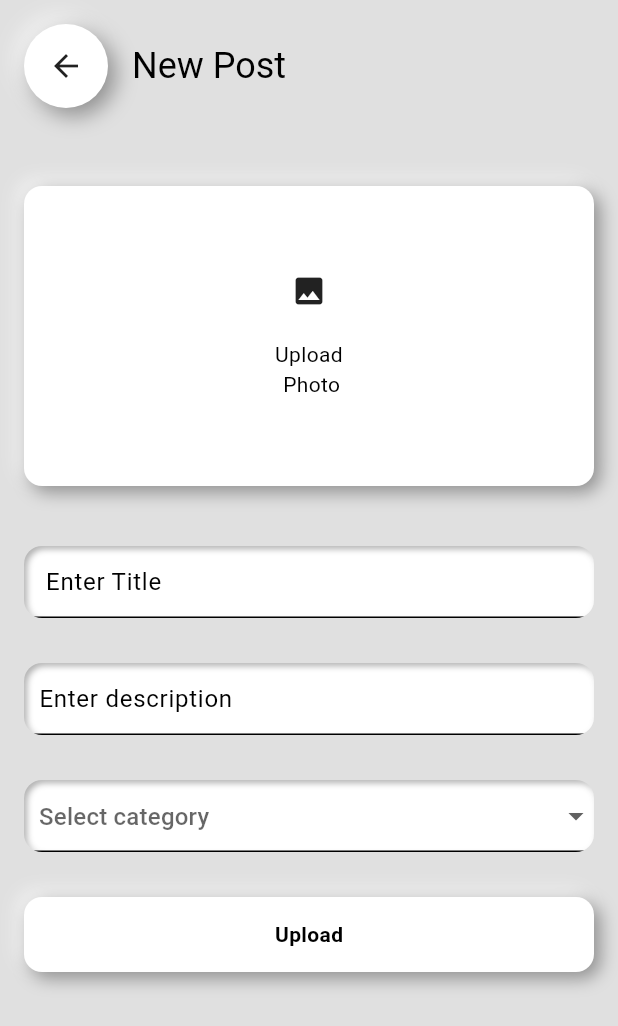
After one commit to Rahulranesh/blog, a Flutter app: the Uploadpostpage screen opened by its route, on a phone screen of 412 x 824 dp. The commit adds this screen. Shown: the top 1026 px of the screen. Run offline on Flutter 3.47's test engine with Material 3 defaults, Android fonts, the phone set to English and light mode, and no system bars; our stand-ins replace flutter_neumorphic_plus.

Commit message:
uploadpostpage

```diff
--- a/blogging/lib/main.dart
+++ b/blogging/lib/main.dart
@@ -1,5 +1,6 @@
 import 'package:blogging/pages/home_page.dart';
 import 'package:blogging/pages/login_page.dart';
+import 'package:blogging/pages/uploadpost_page.dart';
 import 'package:blogging/providers/user_provider.dart';
 import 'package:blogging/themes/theme_provider.dart';
 import 'package:flutter/material.dart';
@@ -44,6 +45,9 @@ class MyApp extends StatelessWidget {
       ),
       home: LoginPage(),
       materialTheme: Provider.of<ThemeProvider>(context).themeData,
+      routes: {
+        '/uploadpostpage': (context) => Uploadpostpage(),
+      },
     );
   }
 }
--- a/blogging/lib/pages/home_page.dart
+++ b/blogging/lib/pages/home_page.dart
@@ -25,6 +25,9 @@ class _HomePageState extends State<HomePage> {
         actions: [
           NeumorphicButton(
             child: Icon(Icons.add),
+            onPressed: () {
+              Navigator.pushNamed(context, '/uploadpostpage');
+            },
           ),
         ],
       ),
--- /dev/null
+++ b/blogging/lib/pages/uploadpost_page.dart
@@ -0,0 +1,108 @@
+import "package:blogging/components/my_button.dart";
+import "package:blogging/components/my_textfield.dart";
+import "package:blogging/pages/register_page.dart";
+import "package:flutter_neumorphic_plus/flutter_neumorphic.dart";
+
+class Uploadpostpage extends StatefulWidget {
+  const Uploadpostpage({super.key});
+
+  @override
+  State<Uploadpostpage> createState() => _UploadpostpageState();
+}
+
+class _UploadpostpageState extends State<Uploadpostpage> {
+  var selectedcategoryid;
+  final TextEditingController titlecontroller = TextEditingController();
+  final TextEditingController descriptioncontroller = TextEditingController();
+
+  @override
+  Widget build(BuildContext context) {
+    return Scaffold(
+      backgroundColor: Theme.of(context).colorScheme.background,
+      appBar: NeumorphicAppBar(
+        title: Text("New Post"),
+      ),
+      body: ListView(
+        padding: EdgeInsets.all(16),
+        children: [
+          SizedBox(
+            height: 20,
+          ),
+          Neumorphic(
+            style: NeumorphicStyle(
+              shape: NeumorphicShape.flat,
+              boxShape: NeumorphicBoxShape.roundRect(BorderRadius.circular(12)),
+              depth: 8,
+              lightSource: LightSource.topLeft,
+            ),
+            child: Container(
+              height: 200,
+              child: Column(
+                mainAxisAlignment: MainAxisAlignment.center,
+                children: [
+                  Icon(
+                    Icons.photo,
+                  ),
+                  SizedBox(
+                    height: 20,
+                  ),
+                  Text(
+                    'Upload \n Photo',
+                    textAlign: TextAlign.center,
+                  ),
+                ],
+              ),
+            ),
+          ),
+          SizedBox(
+            height: 40,
+          ),
+          MyTextField(
+            controller: titlecontroller,
+            hintText: ' Enter Title',
+            obscureText: false,
+          ),
+          SizedBox(
+            height: 30,
+          ),
+          MyTextField(
+            controller: descriptioncontroller,
+            hintText: 'Enter description',
+            obscureText: false,
+          ),
+          SizedBox(
+            height: 30,
+          ),
+          Neumorphic(
+            style: NeumorphicStyle(
+              shape: NeumorphicShape.concave,
+              boxShape: NeumorphicBoxShape.roundRect(BorderRadius.circular(12)),
+              depth: -4,
+              lightSource: LightSource.topLeft,
+              //color: Colors.grey
+            ),
+            child: DropdownButtonFormField<int>(
+              onChanged: (i) {},
+              items: [
+                DropdownMenuItem(
+                  child: Text("Flutter"),
+                  value: 1,
+                )
+              ],
+              decoration: InputDecoration(
+                hintText: 'Select category',
+                contentPadding: EdgeInsets.only(
+                  left: 10,
+                ),
+              ),
+            ),
+          ),
+          SizedBox(
+            height: 30,
+          ),
+          MyButton(onPressed: () {}, text: 'Upload'),
+        ],
+      ),
+    );
+  }
+}
```
